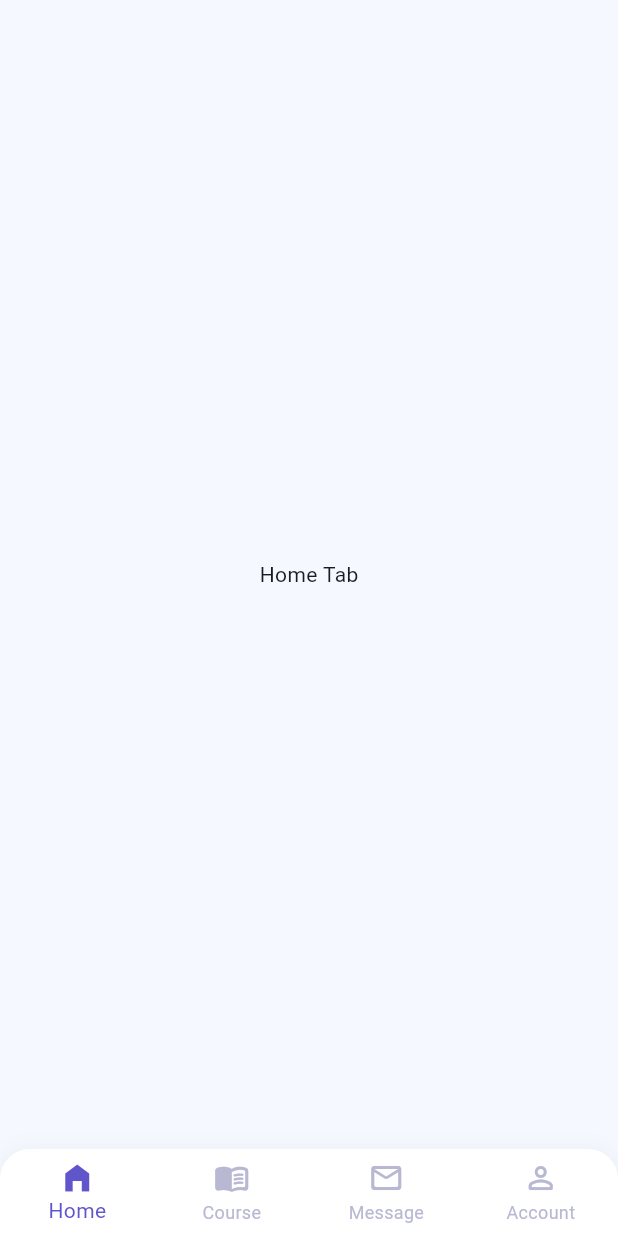
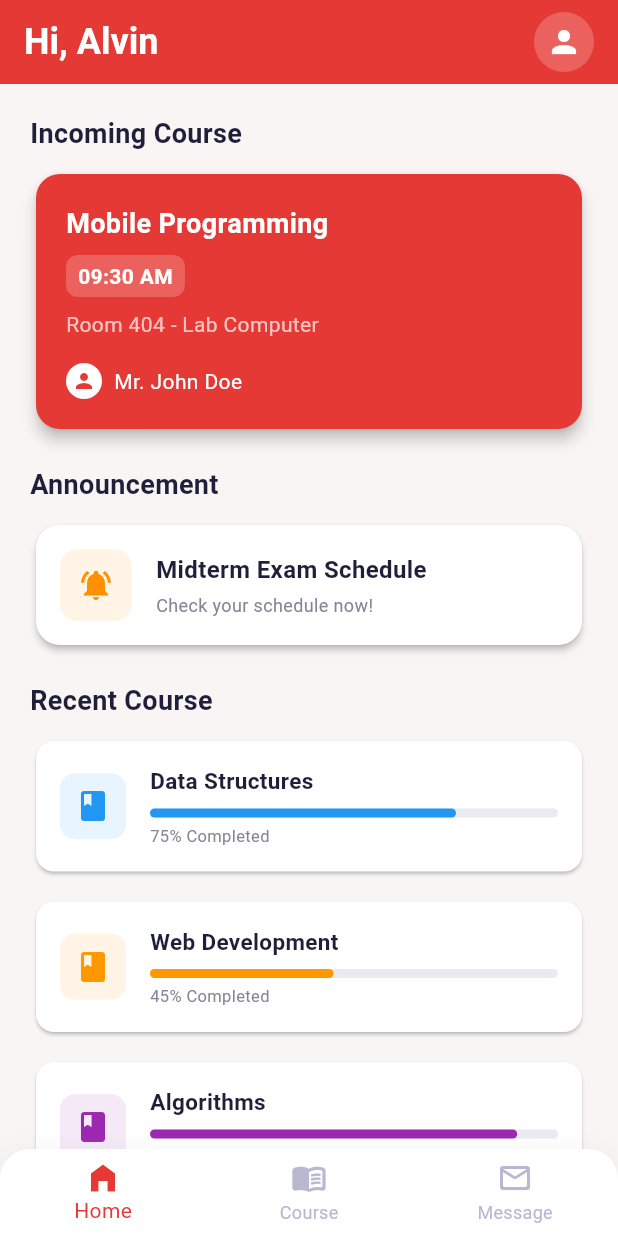
Before and after one commit to uqizeroxl/uas_mobile, a Flutter app: the screen it shows after launch, on a phone screen of 412 x 824 dp. Run offline on Flutter 3.47's test engine with Material 3 defaults, Android fonts, the phone set to English and light mode, and no system bars.

Commit message:
memperbaiki error

```diff
--- a/lib/constants.dart
+++ b/lib/constants.dart
@@ -1,10 +1,11 @@
 import 'package:flutter/material.dart';
 
 class AppColors {
-  static const Color primary = Color(0xFF6155CC); // Purple from image
+  static const Color primary = Color(0xFFE53935); // Red
   static const Color secondary = Color(0xFFFF9100); // Orange accent
-  static const Color background = Color(0xFFF5F9FF); // Light bluish-white background
+  static const Color background = Color(0xFFF9F5F5); // Light reddish-white background
   static const Color textPrimary = Color(0xFF1F1F39);
   static const Color textSecondary = Color(0xFF858597);
   static const Color grey = Color(0xFFB8B8D2);
+  static const Color textOnPrimary = Colors.white; // Text color on primary background
 }
--- a/lib/screens/base_screen.dart
+++ b/lib/screens/base_screen.dart
@@ -1,5 +1,6 @@
 import 'package:flutter/material.dart';
 import '../constants.dart';
+import 'home_screen.dart';
 
 class BaseScreen extends StatefulWidget {
   const BaseScreen({super.key});
@@ -12,10 +13,9 @@ class _BaseScreenState extends State<BaseScreen> {
   int _selectedIndex = 0;
 
   List<Widget> get _pages => [
-    const Center(child: Text('Home Tab')),
+    const HomeScreen(),
     const Center(child: Text('Course Tab')),
     const Center(child: Text('Message Tab')),
-    const Center(child: Text('Profile Tab')),
   ];
 
   void _onItemTapped(int index) {
@@ -27,6 +27,32 @@ class _BaseScreenState extends State<BaseScreen> {
   @override
   Widget build(BuildContext context) {
     return Scaffold(
+      appBar: AppBar(
+        backgroundColor: AppColors.primary, // Red background for Top Bar
+        elevation: 0,
+        title: Column(
+          crossAxisAlignment: CrossAxisAlignment.start,
+          children: [
+            Text(
+              'Hi, Alvin',
+              style: const TextStyle(
+                color: AppColors.textOnPrimary, // White text
+                fontSize: 24,
+                fontWeight: FontWeight.bold,
+              ),
+            ),
+          ],
+        ),
+        actions: [
+          Padding(
+            padding: const EdgeInsets.only(right: 16.0),
+            child: CircleAvatar(
+              backgroundColor: Colors.white.withOpacity(0.2), // Subtle background for icon
+              child: const Icon(Icons.person, color: AppColors.textOnPrimary),
+            ),
+          ),
+        ],
+      ),
       body: _pages[_selectedIndex],
       bottomNavigationBar: Container(
         decoration: BoxDecoration(
@@ -61,10 +87,6 @@ class _BaseScreenState extends State<BaseScreen> {
                 icon: Icon(Icons.mail_outline_rounded),
                 label: 'Message',
               ),
-              BottomNavigationBarItem(
-                icon: Icon(Icons.person_outline_rounded),
-                label: 'Account',
-              ),
             ],
             currentIndex: _selectedIndex,
             selectedItemColor: AppColors.primary,
--- /dev/null
+++ b/lib/screens/home_screen.dart
@@ -0,0 +1,247 @@
+import 'package:flutter/material.dart';
+import '../constants.dart';
+
+class HomeScreen extends StatelessWidget {
+  const HomeScreen({super.key});
+
+  @override
+  Widget build(BuildContext context) {
+    return ListView(
+      padding: const EdgeInsets.all(20.0),
+      children: const [
+        _SectionHeader(title: 'Incoming Course'),
+        SizedBox(height: 10),
+        _IncomingCourseCard(),
+        SizedBox(height: 20),
+        _SectionHeader(title: 'Announcement'),
+        SizedBox(height: 10),
+        _AnnouncementCard(),
+        SizedBox(height: 20),
+        _SectionHeader(title: 'Recent Course'),
+        SizedBox(height: 10),
+        _RecentCourseList(),
+      ],
+    );
+  }
+}
+
+class _SectionHeader extends StatelessWidget {
+  final String title;
+
+  const _SectionHeader({required this.title});
+
+  @override
+  Widget build(BuildContext context) {
+    return Text(
+      title,
+      style: const TextStyle(
+        fontSize: 18,
+        fontWeight: FontWeight.bold,
+        color: AppColors.textPrimary,
+      ),
+    );
+  }
+}
+
+class _IncomingCourseCard extends StatelessWidget {
+  const _IncomingCourseCard();
+
+  @override
+  Widget build(BuildContext context) {
+    return Card(
+      elevation: 4,
+      shape: RoundedRectangleBorder(borderRadius: BorderRadius.circular(16)),
+      color: AppColors.primary,
+      child: Padding(
+        padding: const EdgeInsets.all(20.0),
+        child: Column(
+          crossAxisAlignment: CrossAxisAlignment.start,
+          children: [
+            const Text(
+              'Mobile Programming',
+              style: TextStyle(
+                color: Colors.white,
+                fontSize: 18,
+                fontWeight: FontWeight.bold,
+              ),
+            ),
+            const SizedBox(height: 8),
+            Container(
+              padding: const EdgeInsets.symmetric(horizontal: 8, vertical: 4),
+              decoration: BoxDecoration(
+                color: Colors.white.withOpacity(0.2),
+                borderRadius: BorderRadius.circular(8),
+              ),
+              child: const Text(
+                '09:30 AM',
+                style: TextStyle(color: Colors.white, fontWeight: FontWeight.bold),
+              ),
+            ),
+            const SizedBox(height: 8),
+            const Text(
+              'Room 404 - Lab Computer',
+              style: TextStyle(color: Colors.white70, fontSize: 14),
+            ),
+            const SizedBox(height: 16),
+            Row(
+              children: [
+                const CircleAvatar(
+                  radius: 12,
+                  backgroundColor: Colors.white,
+                  child: Icon(Icons.person, size: 16, color: AppColors.primary),
+                ),
+                const SizedBox(width: 8),
+                const Text(
+                  'Mr. John Doe',
+                  style: TextStyle(color: Colors.white, fontSize: 14),
+                ),
+              ],
+            ),
+          ],
+        ),
+      ),
+    );
+  }
+}
+
+class _AnnouncementCard extends StatelessWidget {
+  const _AnnouncementCard();
+
+  @override
+  Widget build(BuildContext context) {
+    return Card(
+      elevation: 2,
+      shape: RoundedRectangleBorder(borderRadius: BorderRadius.circular(16)),
+      surfaceTintColor: Colors.white,
+      color: Colors.white,
+      child: Padding(
+        padding: const EdgeInsets.all(16.0),
+        child: Row(
+          children: [
+            Container(
+              padding: const EdgeInsets.all(12),
+              decoration: BoxDecoration(
+                color: AppColors.secondary.withOpacity(0.1),
+                borderRadius: BorderRadius.circular(12),
+              ),
+              child: const Icon(Icons.notifications_active, color: AppColors.secondary),
+            ),
+            const SizedBox(width: 16),
+            const Expanded(
+              child: Column(
+                crossAxisAlignment: CrossAxisAlignment.start,
+                children: [
+                  Text(
+                    'Midterm Exam Schedule',
+                    style: TextStyle(
+                      fontWeight: FontWeight.bold,
+                      fontSize: 16,
+                      color: AppColors.textPrimary,
+                    ),
+                  ),
+                  SizedBox(height: 4),
+                  Text(
+                    'Check your schedule now!',
+                    style: TextStyle(color: AppColors.textSecondary, fontSize: 12),
+                  ),
+                ],
+              ),
+            ),
+          ],
+        ),
+      ),
+    );
+  }
+}
+
+class _RecentCourseList extends StatelessWidget {
+  const _RecentCourseList();
+
+  @override
+  Widget build(BuildContext context) {
+    final courses = [
+      {'title': 'Data Structures', 'progress': 0.75, 'color': Colors.blue},
+      {'title': 'Web Development', 'progress': 0.45, 'color': Colors.orange},
+      {'title': 'Algorithms', 'progress': 0.90, 'color': Colors.purple},
+    ];
+
+    return Column(
+      children: courses.map((course) {
+        return Padding(
+          padding: const EdgeInsets.only(bottom: 12.0),
+          child: _RecentCourseItem(
+            title: course['title'] as String,
+            progress: course['progress'] as double,
+            iconColor: course['color'] as Color,
+          ),
+        );
+      }).toList(),
+    );
+  }
+}
+
+class _RecentCourseItem extends StatelessWidget {
+  final String title;
+  final double progress;
+  final Color iconColor;
+
+  const _RecentCourseItem({
+    required this.title,
+    required this.progress,
+    required this.iconColor,
+  });
+
+  @override
+  Widget build(BuildContext context) {
+    return Card(
+      elevation: 1,
+      shape: RoundedRectangleBorder(borderRadius: BorderRadius.circular(12)),
+      surfaceTintColor: Colors.white,
+      color: Colors.white,
+      child: Padding(
+        padding: const EdgeInsets.all(16.0),
+        child: Row(
+          children: [
+            Container(
+              padding: const EdgeInsets.all(10),
+              decoration: BoxDecoration(
+                color: iconColor.withOpacity(0.1),
+                borderRadius: BorderRadius.circular(10),
+              ),
+              child: Icon(Icons.book, color: iconColor),
+            ),
+            const SizedBox(width: 16),
+            Expanded(
+              child: Column(
+                crossAxisAlignment: CrossAxisAlignment.start,
+                children: [
+                  Text(
+                    title,
+                    style: const TextStyle(
+                      fontWeight: FontWeight.bold,
+                      fontSize: 15,
+                      color: AppColors.textPrimary,
+                    ),
+                  ),
+                  const SizedBox(height: 8),
+                  LinearProgressIndicator(
+                    value: progress,
+                    backgroundColor: AppColors.grey.withOpacity(0.3),
+                    valueColor: AlwaysStoppedAnimation<Color>(iconColor),
+                    borderRadius: BorderRadius.circular(4),
+                    minHeight: 6,
+                  ),
+                  const SizedBox(height: 4),
+                  Text(
+                    '${(progress * 100).toInt()}% Completed',
+                    style: const TextStyle(fontSize: 11, color: AppColors.textSecondary),
+                  ),
+                ],
+              ),
+            ),
+          ],
+        ),
+      ),
+    );
+  }
+}
```
Also changed, not shown: 1 other file.
